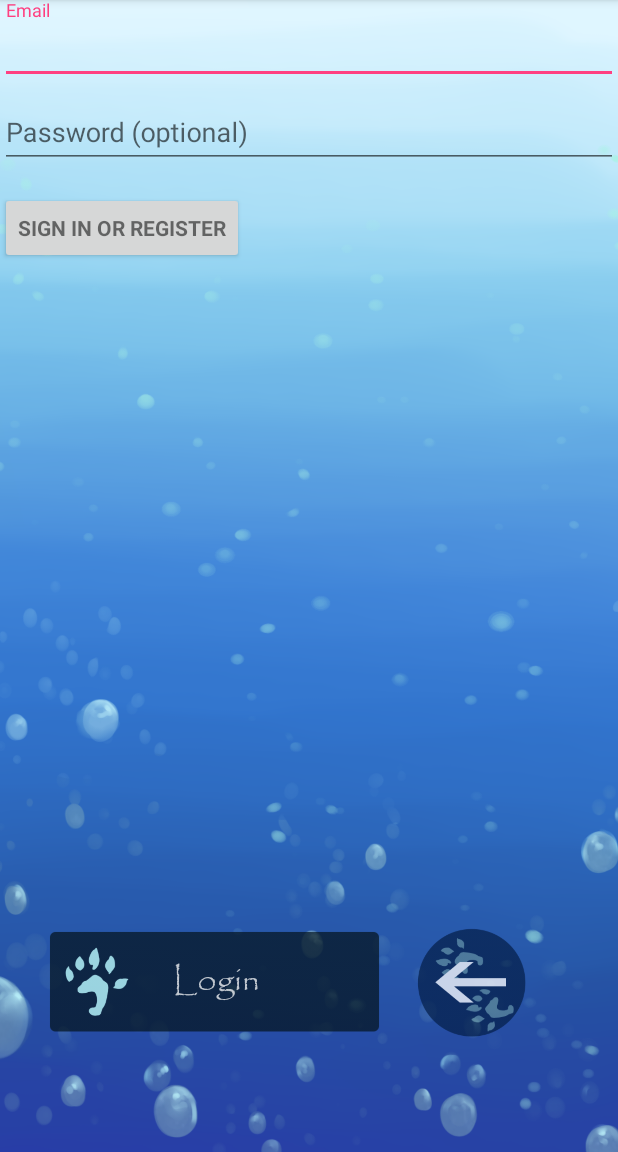
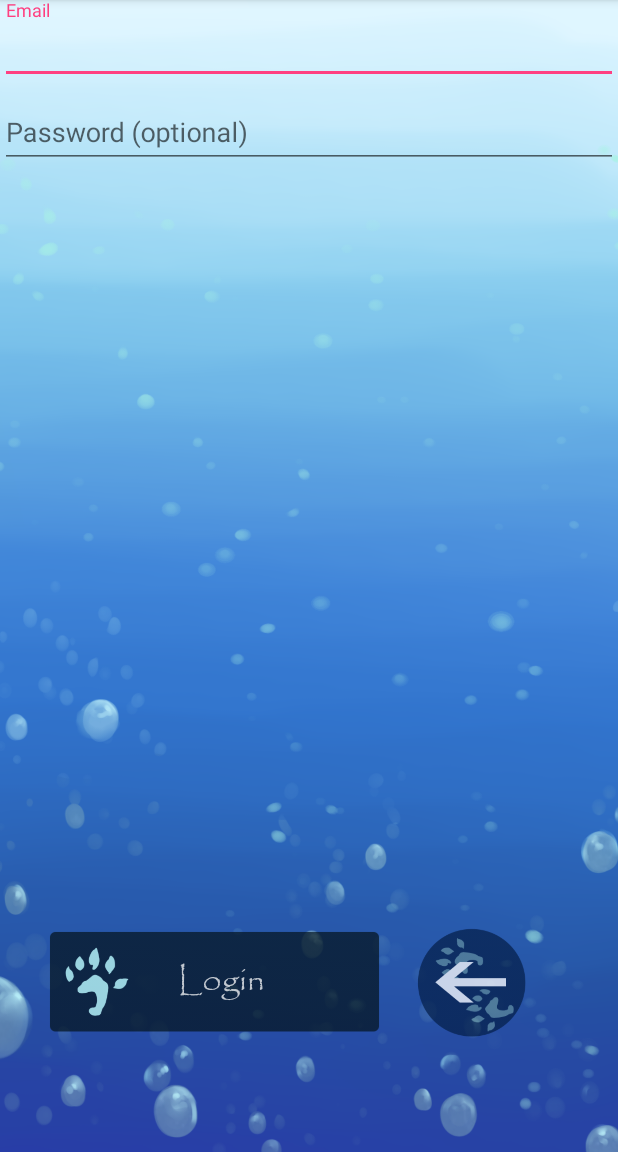
Before and after one commit to varmendari14/Clean-Water, an Android app: the LoginActivity screen opened directly, with no data from a screen before it, on a phone screen of 412 x 824 dp, the part 84-1236 px from its top. Run offline under Robolectric (Android 15) with nearby library versions, the phone set to English and light mode, and no system bars; 2 statements that could not run were skipped.

Commit message:
Login Button Good

```diff
--- a/app/src/main/res/layout/activity_login.xml
+++ b/app/src/main/res/layout/activity_login.xml
@@ -72,15 +72,6 @@
 
             </android.support.design.widget.TextInputLayout>
 
-            <Button
-                android:id="@+id/login_loginButton"
-                style="?android:textAppearanceSmall"
-                android:layout_width="wrap_content"
-                android:layout_height="wrap_content"
-                android:layout_marginTop="16dp"
-                android:text="@string/action_sign_in"
-                android:textStyle="bold" />
-
         </LinearLayout>
     </ScrollView>
 
@@ -127,7 +118,7 @@
     </LinearLayout>
 
     <ImageView
-        android:id="@+id/login_loginimageView"
+        android:id="@+id/email_sign_in_button_imageView"
         android:layout_width="wrap_content"
         android:layout_height="80dp"
         android:src="@drawable/button_phases"
@@ -156,8 +147,8 @@
         android:textAppearance="?android:attr/textAppearanceLarge"
         android:textColor="#ffffff"
         android:alpha=".75"
-        android:layout_marginEnd="33dp"
-        android:layout_alignTop="@+id/login_loginimageView"
+        android:layout_marginEnd="30dp"
+        android:layout_alignTop="@+id/email_sign_in_button_imageView"
         android:layout_toStartOf="@+id/login_backbutton_textView" />
 
 </RelativeLayout>
```
